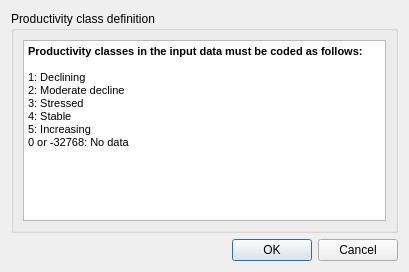
First picture: the form in LDMP/gui/DlgDataIOImportProd.ui, repository ConservationInternational/trends.earth, before the edit.
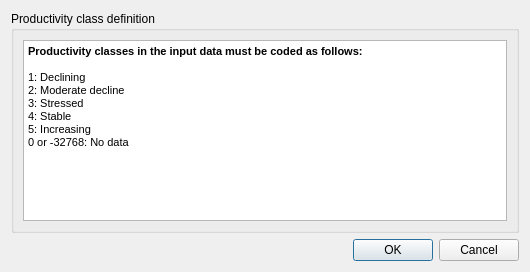
Second picture: the form after the edit.

Diff of the .ui file:
```diff
--- a/LDMP/gui/DlgDataIOImportProd.ui
+++ b/LDMP/gui/DlgDataIOImportProd.ui
@@ -9,7 +9,7 @@
    <rect>
     <x>0</x>
     <y>0</y>
-    <width>409</width>
+    <width>530</width>
     <height>272</height>
    </rect>
   </property>
```
